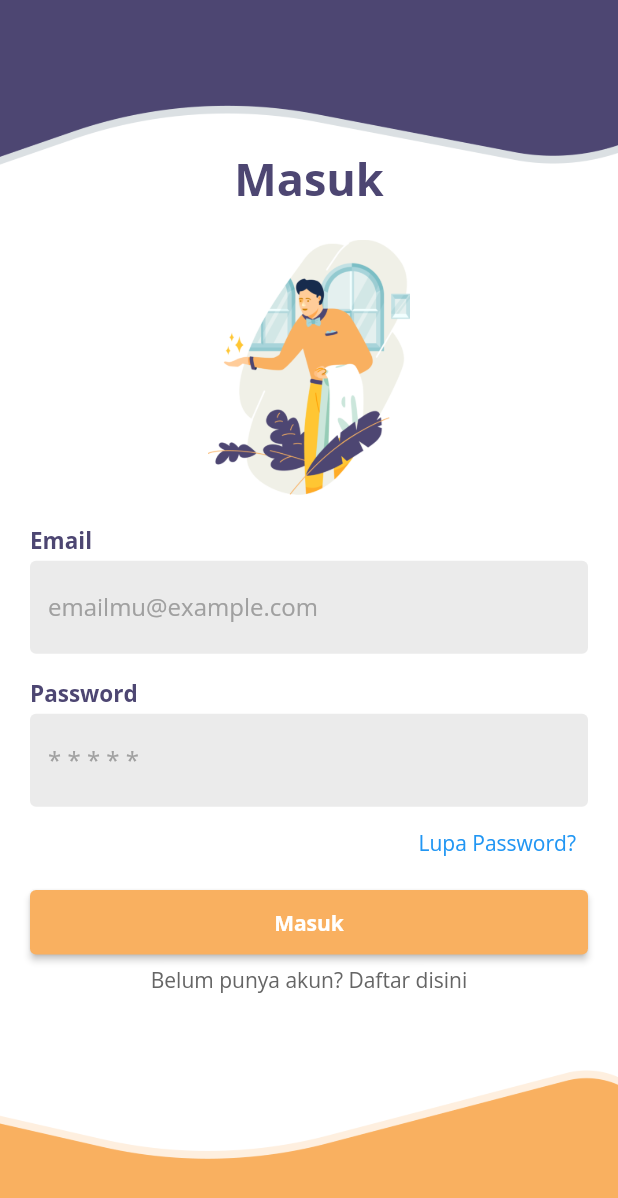
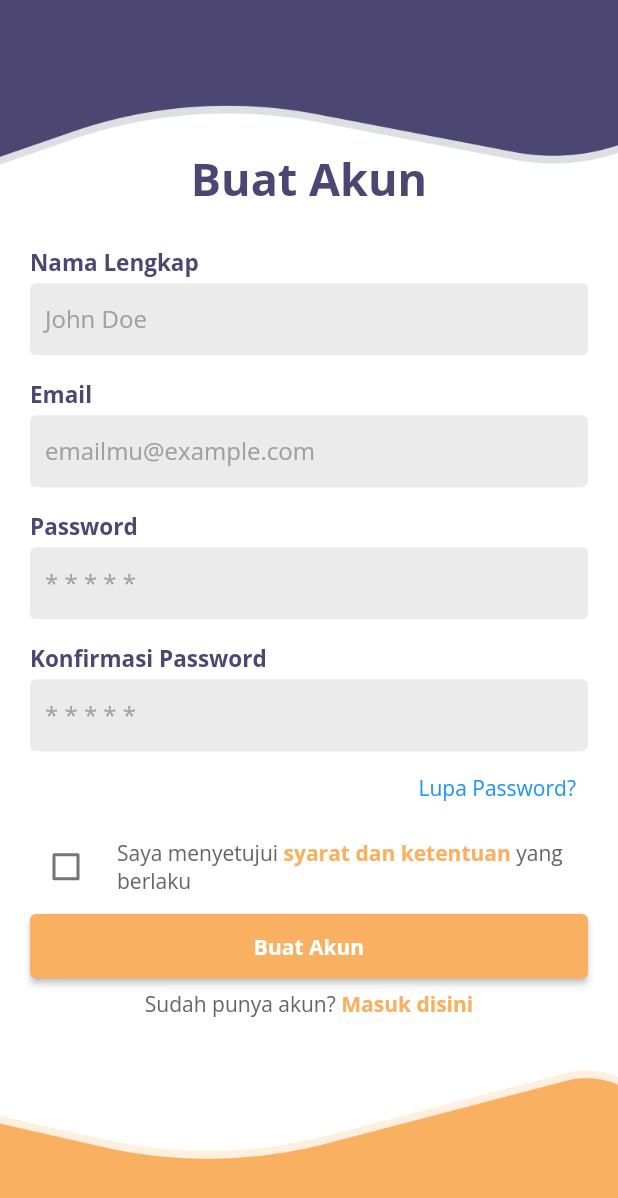
Before and after one commit to tashagrc/infarm, a Flutter app: the screen it shows after launch, after a tap on "Belum punya akun? Daftar disini", on a phone screen of 412 x 824 dp. Shown: the top 1198 px of the screen. Run offline on Flutter 3.47's test engine with Material 2 defaults, Android fonts, the phone set to English and light mode, and no system bars; our stand-ins replace get, velocity_x.

Commit message:
update register page

```diff
--- a/lib/constants/constantBuilder.dart
+++ b/lib/constants/constantBuilder.dart
@@ -3,6 +3,7 @@ export 'package:velocity_x/velocity_x.dart';
 export 'package:flutter/material.dart';
 export 'package:infarm/widgets/button.dart';
 export 'package:infarm/widgets/textField.dart';
+export 'package:get/get.dart';
 
 //COLORS
 const Color bgWhite = Color(0xffF1F1F1);
--- a/lib/pages/authentication_page/login_page.dart
+++ b/lib/pages/authentication_page/login_page.dart
@@ -1,4 +1,5 @@
 import 'package:infarm/constants/constantBuilder.dart';
+import 'package:infarm/pages/authentication_page/register_page.dart';
 
 class LoginPage extends StatelessWidget {
   const LoginPage({super.key});
@@ -10,6 +11,7 @@ class LoginPage extends StatelessWidget {
         image: DecorationImage(image: AssetImage(loginBg), fit: BoxFit.fill)
       ),
       child: Scaffold(
+        resizeToAvoidBottomInset: false,
         backgroundColor: Colors.transparent,
         body: Stack(
           children: [
@@ -38,13 +40,20 @@ class LoginPage extends StatelessWidget {
                       ).box.width(context.screenWidth - 40).make(),
 
                       5.heightBox,
-                      InkWell(
-                        child: "Belum punya akun? Daftar disini".text.color(darkGrey).make(),
-                        onTap: () {
-                          print('object');
-                        },
-
-                      ),
+                      RichText(
+                        text: const TextSpan(
+                          children: [
+                            TextSpan(
+                              text: "Belum punya akun? ",
+                              style: TextStyle(fontFamily: regular, color: darkGrey)
+                            ),
+                            TextSpan(
+                              text: "Daftar disini",
+                              style: TextStyle(fontFamily: bold, color: appYellow)
+                            )
+                          ]
+                        ),
+                      ).onTap((){Get.to(const RegisterPage());}),
                     ],
                   ).box.padding(const EdgeInsets.all(20)).make()
                 ],
--- /dev/null
+++ b/lib/pages/authentication_page/register_page.dart
@@ -0,0 +1,104 @@
+import 'package:infarm/constants/constantBuilder.dart';
+import 'package:infarm/pages/authentication_page/login_page.dart';
+
+class RegisterPage extends StatelessWidget {
+  const RegisterPage({super.key});
+
+  @override
+  Widget build(BuildContext context) {
+    return Container(
+      decoration: const BoxDecoration(
+        image: DecorationImage(image: AssetImage(loginBg), fit: BoxFit.fill)
+      ),
+      child: Scaffold(
+        resizeToAvoidBottomInset: false,
+        backgroundColor: Colors.transparent,
+        body: Stack(
+          children: [
+            Center(
+              child: Column(
+                children: [
+                  (context.screenHeight * 0.12).heightBox,
+                  "Buat Akun".text.fontFamily(bold).color(appBlue).size(30).make(),
+                  5.heightBox,
+
+                  Column(
+                    children: [
+                      textField(title: "Nama Lengkap", hint: "John Doe"), 16.heightBox,
+                      textField(title: email, hint: emailHint), 16.heightBox,
+                      textField(title: password, hint: passwordHint), 16.heightBox,
+                      textField(title: "Konfirmasi Password", hint: passwordHint),
+                      Align(
+                        alignment: Alignment.centerRight,
+                        child: TextButton(
+                          onPressed: () {},
+                          child: "Lupa Password?".text.make()),
+                      ),
+                      5.heightBox,
+                      Row(
+                        children: [
+                          Checkbox(
+                            checkColor: appYellow,
+                            value: false, onChanged: (newValue){}
+                          ),
+
+                          10.widthBox,
+                          Expanded(
+                            child: RichText(text: const TextSpan(
+                              children: [
+                                TextSpan(
+                                  text: "Saya menyetujui ",
+                                  style: TextStyle(
+                                    fontFamily: regular,
+                                    color: darkGrey
+                                  )
+                                ),
+                                TextSpan(
+                                  text: "syarat dan ketentuan",
+                                  style: TextStyle(
+                                    fontFamily: bold,
+                                    color: appYellow
+                                  )
+                                ),
+                                TextSpan(
+                                  text: " yang berlaku",
+                                  style: TextStyle(
+                                    fontFamily: regular,
+                                    color: darkGrey
+                                  )
+                                ),
+                              ]
+                            )),
+                          )
+                        ],
+                      ),
+                      5.heightBox,
+                      button(
+                        color: appYellow, text: "Buat Akun", textColor: white, onPress: (){}
+                      ).box.width(context.screenWidth - 40).make(),
+                      5.heightBox,
+                      RichText(
+                        text: const TextSpan(
+                          children: [
+                            TextSpan(
+                              text: "Sudah punya akun? ",
+                              style: TextStyle(fontFamily: regular, color: darkGrey)
+                            ),
+                            TextSpan(
+                              text: "Masuk disini",
+                              style: TextStyle(fontFamily: bold, color: appYellow)
+                            )
+                          ]
+                        ),
+                      ).onTap((){Get.back();}),
+                    ],
+                  ).box.padding(const EdgeInsets.all(20)).make()
+                ],
+              ),
+            ),
+          ],
+        ),
+      ),
+    );
+  }
+}
--- a/lib/widgets/button.dart
+++ b/lib/widgets/button.dart
@@ -6,9 +6,7 @@ Widget button({onPress, color, textColor, String? text}) {
       backgroundColor: color,
       padding: const EdgeInsets.all(12)
     ),
-    onPressed: () {
-      onPress;
-    },
+    onPressed: onPress,
     child: text!.text.color(textColor).fontFamily(bold).make()
   );
 }
--- a/lib/widgets/textField.dart
+++ b/lib/widgets/textField.dart
@@ -8,6 +8,7 @@ Widget textField({String? title, String? hint, controller}){
       4.heightBox,
       TextFormField(
         decoration: InputDecoration(
+          contentPadding: const EdgeInsets.only(left: 10, ),
           fillColor: textfield,
           filled: true,
           hintText: hint!,
```
